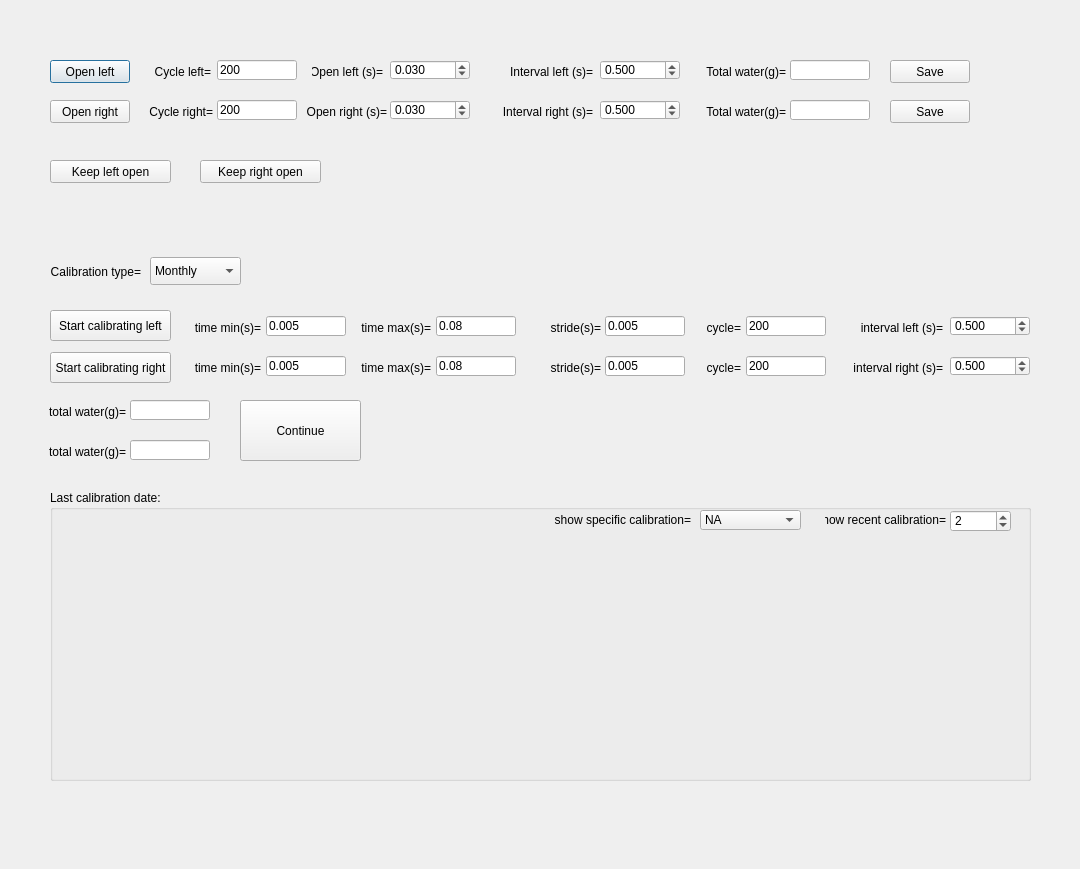
The window that src/foraging_gui/Calibration.ui (AllenNeuralDynamics/dynamic-foraging-task) describes before a commit, drawn with Qt 5.
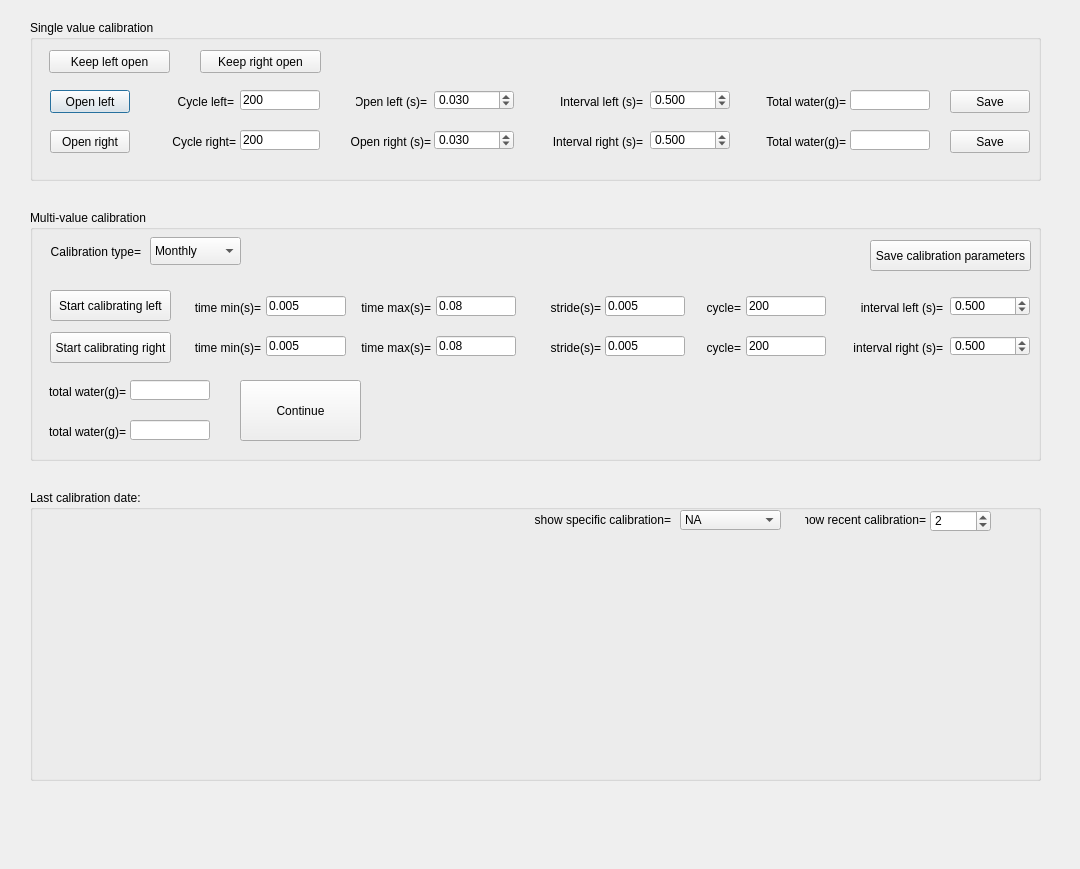
The same window after the commit.

Commit message: save water calibration parameters

The edit to the form file:
```diff
--- a/src/foraging_gui/Calibration.ui
+++ b/src/foraging_gui/Calibration.ui
@@ -16,8 +16,8 @@
   <widget class="QDoubleSpinBox" name="OpenRightTime">
    <property name="geometry">
     <rect>
-     <x>390</x>
-     <y>100</y>
+     <x>434</x>
+     <y>130</y>
      <width>80</width>
      <height>20</height>
     </rect>
@@ -35,8 +35,8 @@
   <widget class="QDoubleSpinBox" name="OpenLeftTime">
    <property name="geometry">
     <rect>
-     <x>390</x>
-     <y>60</y>
+     <x>434</x>
+     <y>90</y>
      <width>80</width>
      <height>20</height>
     </rect>
@@ -54,8 +54,8 @@
   <widget class="QLabel" name="label_3">
    <property name="geometry">
     <rect>
-     <x>312</x>
-     <y>60</y>
+     <x>356</x>
+     <y>90</y>
      <width>71</width>
      <height>23</height>
     </rect>
@@ -73,8 +73,8 @@
   <widget class="QLabel" name="label_4">
    <property name="geometry">
     <rect>
-     <x>296</x>
-     <y>100</y>
+     <x>340</x>
+     <y>130</y>
      <width>91</width>
      <height>23</height>
     </rect>
@@ -92,8 +92,8 @@
   <widget class="QDoubleSpinBox" name="IntervalLeft">
    <property name="geometry">
     <rect>
-     <x>600</x>
-     <y>60</y>
+     <x>650</x>
+     <y>90</y>
      <width>80</width>
      <height>20</height>
     </rect>
@@ -111,8 +111,8 @@
   <widget class="QLabel" name="label_5">
    <property name="geometry">
     <rect>
-     <x>502</x>
-     <y>60</y>
+     <x>552</x>
+     <y>90</y>
      <width>91</width>
      <height>23</height>
     </rect>
@@ -130,8 +130,8 @@
   <widget class="QLabel" name="label_6">
    <property name="geometry">
     <rect>
-     <x>502</x>
-     <y>100</y>
+     <x>552</x>
+     <y>130</y>
      <width>91</width>
      <height>23</height>
     </rect>
@@ -149,8 +149,8 @@
   <widget class="QDoubleSpinBox" name="IntervalRight">
    <property name="geometry">
     <rect>
-     <x>600</x>
-     <y>100</y>
+     <x>650</x>
+     <y>130</y>
      <width>80</width>
      <height>20</height>
     </rect>
@@ -168,8 +168,8 @@
   <widget class="QLabel" name="label_7">
    <property name="geometry">
     <rect>
-     <x>140</x>
-     <y>60</y>
+     <x>163</x>
+     <y>90</y>
      <width>71</width>
      <height>23</height>
     </rect>
@@ -187,8 +187,8 @@
   <widget class="QLabel" name="label_8">
    <property name="geometry">
     <rect>
-     <x>142</x>
-     <y>100</y>
+     <x>165</x>
+     <y>130</y>
      <width>71</width>
      <height>23</height>
     </rect>
@@ -206,8 +206,8 @@
   <widget class="QLineEdit" name="CycleLeft">
    <property name="geometry">
     <rect>
-     <x>217</x>
-     <y>60</y>
+     <x>240</x>
+     <y>90</y>
      <width>80</width>
      <height>20</height>
     </rect>
@@ -219,8 +219,8 @@
   <widget class="QLineEdit" name="CycleRight">
    <property name="geometry">
     <rect>
-     <x>217</x>
-     <y>100</y>
+     <x>240</x>
+     <y>130</y>
      <width>80</width>
      <height>20</height>
     </rect>
@@ -233,7 +233,7 @@
    <property name="geometry">
     <rect>
      <x>50</x>
-     <y>60</y>
+     <y>90</y>
      <width>80</width>
      <height>23</height>
     </rect>
@@ -249,7 +249,7 @@
    <property name="geometry">
     <rect>
      <x>50</x>
-     <y>100</y>
+     <y>130</y>
      <width>80</width>
      <height>23</height>
     </rect>
@@ -264,8 +264,8 @@
   <widget class="QPushButton" name="OpenLeftForever">
    <property name="geometry">
     <rect>
-     <x>50</x>
-     <y>160</y>
+     <x>49</x>
+     <y>50</y>
      <width>121</width>
      <height>23</height>
     </rect>
@@ -281,7 +281,7 @@
    <property name="geometry">
     <rect>
      <x>200</x>
-     <y>160</y>
+     <y>50</y>
      <width>121</width>
      <height>23</height>
     </rect>
@@ -297,7 +297,7 @@
    <property name="geometry">
     <rect>
      <x>50</x>
-     <y>310</y>
+     <y>290</y>
      <width>121</width>
      <height>31</height>
     </rect>
@@ -313,7 +313,7 @@
    <property name="geometry">
     <rect>
      <x>50</x>
-     <y>352</y>
+     <y>332</y>
      <width>121</width>
      <height>31</height>
     </rect>
@@ -329,7 +329,7 @@
    <property name="geometry">
     <rect>
      <x>240</x>
-     <y>400</y>
+     <y>380</y>
      <width>121</width>
      <height>61</height>
     </rect>
@@ -344,9 +344,9 @@
   <widget class="QGroupBox" name="VisuCalibration">
    <property name="geometry">
     <rect>
-     <x>50</x>
+     <x>30</x>
      <y>490</y>
-     <width>981</width>
+     <width>1011</width>
      <height>291</height>
     </rect>
    </property>
@@ -454,7 +454,7 @@
    <property name="geometry">
     <rect>
      <x>190</x>
-     <y>316</y>
+     <y>296</y>
      <width>71</width>
      <height>23</height>
     </rect>
@@ -473,7 +473,7 @@
    <property name="geometry">
     <rect>
      <x>360</x>
-     <y>316</y>
+     <y>296</y>
      <width>71</width>
      <height>23</height>
     </rect>
@@ -492,7 +492,7 @@
    <property name="geometry">
     <rect>
      <x>530</x>
-     <y>316</y>
+     <y>296</y>
      <width>71</width>
      <height>23</height>
     </rect>
@@ -511,7 +511,7 @@
    <property name="geometry">
     <rect>
      <x>670</x>
-     <y>316</y>
+     <y>296</y>
      <width>71</width>
      <height>23</height>
     </rect>
@@ -530,7 +530,7 @@
    <property name="geometry">
     <rect>
      <x>35</x>
-     <y>400</y>
+     <y>380</y>
      <width>91</width>
      <height>23</height>
     </rect>
@@ -549,7 +549,7 @@
    <property name="geometry">
     <rect>
      <x>360</x>
-     <y>356</y>
+     <y>336</y>
      <width>71</width>
      <height>23</height>
     </rect>
@@ -568,7 +568,7 @@
    <property name="geometry">
     <rect>
      <x>190</x>
-     <y>356</y>
+     <y>336</y>
      <width>71</width>
      <height>23</height>
     </rect>
@@ -587,7 +587,7 @@
    <property name="geometry">
     <rect>
      <x>35</x>
-     <y>440</y>
+     <y>420</y>
      <width>91</width>
      <height>23</height>
     </rect>
@@ -606,7 +606,7 @@
    <property name="geometry">
     <rect>
      <x>670</x>
-     <y>356</y>
+     <y>336</y>
      <width>71</width>
      <height>23</height>
     </rect>
@@ -625,7 +625,7 @@
    <property name="geometry">
     <rect>
      <x>530</x>
-     <y>356</y>
+     <y>336</y>
      <width>71</width>
      <height>23</height>
     </rect>
@@ -644,7 +644,7 @@
    <property name="geometry">
     <rect>
      <x>266</x>
-     <y>316</y>
+     <y>296</y>
      <width>80</width>
      <height>20</height>
     </rect>
@@ -657,7 +657,7 @@
    <property name="geometry">
     <rect>
      <x>266</x>
-     <y>356</y>
+     <y>336</y>
      <width>80</width>
      <height>20</height>
     </rect>
@@ -670,7 +670,7 @@
    <property name="geometry">
     <rect>
      <x>436</x>
-     <y>316</y>
+     <y>296</y>
      <width>80</width>
      <height>20</height>
     </rect>
@@ -683,7 +683,7 @@
    <property name="geometry">
     <rect>
      <x>436</x>
-     <y>356</y>
+     <y>336</y>
      <width>80</width>
      <height>20</height>
     </rect>
@@ -696,7 +696,7 @@
    <property name="geometry">
     <rect>
      <x>605</x>
-     <y>316</y>
+     <y>296</y>
      <width>80</width>
      <height>20</height>
     </rect>
@@ -709,7 +709,7 @@
    <property name="geometry">
     <rect>
      <x>605</x>
-     <y>356</y>
+     <y>336</y>
      <width>80</width>
      <height>20</height>
     </rect>
@@ -722,7 +722,7 @@
    <property name="geometry">
     <rect>
      <x>746</x>
-     <y>316</y>
+     <y>296</y>
      <width>80</width>
      <height>20</height>
     </rect>
@@ -735,7 +735,7 @@
    <property name="geometry">
     <rect>
      <x>746</x>
-     <y>356</y>
+     <y>336</y>
      <width>80</width>
      <height>20</height>
     </rect>
@@ -748,7 +748,7 @@
    <property name="geometry">
     <rect>
      <x>130</x>
-     <y>400</y>
+     <y>380</y>
      <width>80</width>
      <height>20</height>
     </rect>
@@ -761,7 +761,7 @@
    <property name="geometry">
     <rect>
      <x>130</x>
-     <y>440</y>
+     <y>420</y>
      <width>80</width>
      <height>20</height>
     </rect>
@@ -773,9 +773,9 @@
   <widget class="QLabel" name="Warning">
    <property name="geometry">
     <rect>
-     <x>412</x>
-     <y>404</y>
-     <width>611</width>
+     <x>482</x>
+     <y>384</y>
+     <width>541</width>
      <height>51</height>
     </rect>
    </property>
@@ -801,8 +801,8 @@
   <widget class="QLabel" name="label_19">
    <property name="geometry">
     <rect>
-     <x>695</x>
-     <y>100</y>
+     <x>755</x>
+     <y>130</y>
      <width>91</width>
      <height>23</height>
     </rect>
@@ -820,8 +820,8 @@
   <widget class="QLineEdit" name="TotalWaterSingleLeft">
    <property name="geometry">
     <rect>
-     <x>790</x>
-     <y>60</y>
+     <x>850</x>
+     <y>90</y>
      <width>80</width>
      <height>20</height>
     </rect>
@@ -833,8 +833,8 @@
   <widget class="QLabel" name="label_20">
    <property name="geometry">
     <rect>
-     <x>695</x>
-     <y>60</y>
+     <x>755</x>
+     <y>90</y>
      <width>91</width>
      <height>23</height>
     </rect>
@@ -852,8 +852,8 @@
   <widget class="QLineEdit" name="TotalWaterSingleRight">
    <property name="geometry">
     <rect>
-     <x>790</x>
-     <y>100</y>
+     <x>850</x>
+     <y>130</y>
      <width>80</width>
      <height>20</height>
     </rect>
@@ -865,8 +865,8 @@
   <widget class="QPushButton" name="SaveLeft">
    <property name="geometry">
     <rect>
-     <x>890</x>
-     <y>60</y>
+     <x>950</x>
+     <y>90</y>
      <width>80</width>
      <height>23</height>
     </rect>
@@ -881,8 +881,8 @@
   <widget class="QPushButton" name="SaveRight">
    <property name="geometry">
     <rect>
-     <x>890</x>
-     <y>100</y>
+     <x>950</x>
+     <y>130</y>
      <width>80</width>
      <height>23</height>
     </rect>
@@ -898,7 +898,7 @@
    <property name="geometry">
     <rect>
      <x>50</x>
-     <y>260</y>
+     <y>240</y>
      <width>91</width>
      <height>23</height>
     </rect>
@@ -917,7 +917,7 @@
    <property name="geometry">
     <rect>
      <x>150</x>
-     <y>257</y>
+     <y>237</y>
      <width>91</width>
      <height>28</height>
     </rect>
@@ -943,7 +943,7 @@
    <property name="geometry">
     <rect>
      <x>852</x>
-     <y>356</y>
+     <y>336</y>
      <width>91</width>
      <height>23</height>
     </rect>
@@ -962,7 +962,7 @@
    <property name="geometry">
     <rect>
      <x>950</x>
-     <y>356</y>
+     <y>336</y>
      <width>80</width>
      <height>20</height>
     </rect>
@@ -981,7 +981,7 @@
    <property name="geometry">
     <rect>
      <x>852</x>
-     <y>316</y>
+     <y>296</y>
      <width>91</width>
      <height>23</height>
     </rect>
@@ -1000,7 +1000,7 @@
    <property name="geometry">
     <rect>
      <x>950</x>
-     <y>316</y>
+     <y>296</y>
      <width>80</width>
      <height>20</height>
     </rect>
@@ -1015,6 +1015,104 @@
     <double>0.500000000000000</double>
    </property>
   </widget>
+  <widget class="QPushButton" name="SaveCalibrationPar">
+   <property name="geometry">
+    <rect>
+     <x>870</x>
+     <y>240</y>
+     <width>161</width>
+     <height>31</height>
+    </rect>
+   </property>
+   <property name="text">
+    <string>Save calibration parameters</string>
+   </property>
+   <property name="checkable">
+    <bool>true</bool>
+   </property>
+  </widget>
+  <widget class="QGroupBox" name="groupBox">
+   <property name="geometry">
+    <rect>
+     <x>30</x>
+     <y>20</y>
+     <width>1011</width>
+     <height>161</height>
+    </rect>
+   </property>
+   <property name="title">
+    <string>Single value calibration</string>
+   </property>
+  </widget>
+  <widget class="QGroupBox" name="groupBox_2">
+   <property name="geometry">
+    <rect>
+     <x>30</x>
+     <y>210</y>
+     <width>1011</width>
+     <height>251</height>
+    </rect>
+   </property>
+   <property name="title">
+    <string>Multi-value calibration</string>
+   </property>
+  </widget>
+  <zorder>groupBox_2</zorder>
+  <zorder>groupBox</zorder>
+  <zorder>OpenRightTime</zorder>
+  <zorder>OpenLeftTime</zorder>
+  <zorder>label_3</zorder>
+  <zorder>label_4</zorder>
+  <zorder>IntervalLeft</zorder>
+  <zorder>label_5</zorder>
+  <zorder>label_6</zorder>
+  <zorder>IntervalRight</zorder>
+  <zorder>label_7</zorder>
+  <zorder>label_8</zorder>
+  <zorder>CycleLeft</zorder>
+  <zorder>CycleRight</zorder>
+  <zorder>OpenLeft</zorder>
+  <zorder>OpenRight</zorder>
+  <zorder>OpenLeftForever</zorder>
+  <zorder>OpenRightForever</zorder>
+  <zorder>StartCalibratingLeft</zorder>
+  <zorder>StartCalibratingRight</zorder>
+  <zorder>Continue</zorder>
+  <zorder>VisuCalibration</zorder>
+  <zorder>label_9</zorder>
+  <zorder>label_10</zorder>
+  <zorder>label_11</zorder>
+  <zorder>label_12</zorder>
+  <zorder>label_13</zorder>
+  <zorder>label_14</zorder>
+  <zorder>label_15</zorder>
+  <zorder>label_16</zorder>
+  <zorder>label_17</zorder>
+  <zorder>label_18</zorder>
+  <zorder>TimeLeftMin</zorder>
+  <zorder>TimeRightMin</zorder>
+  <zorder>TimeLeftMax</zorder>
+  <zorder>TimeRightMax</zorder>
+  <zorder>StrideLeft</zorder>
+  <zorder>StrideRight</zorder>
+  <zorder>CycleCaliLeft</zorder>
+  <zorder>CycleCaliRight</zorder>
+  <zorder>TotalWaterLeft</zorder>
+  <zorder>TotalWaterRight</zorder>
+  <zorder>Warning</zorder>
+  <zorder>label_19</zorder>
+  <zorder>TotalWaterSingleLeft</zorder>
+  <zorder>label_20</zorder>
+  <zorder>TotalWaterSingleRight</zorder>
+  <zorder>SaveLeft</zorder>
+  <zorder>SaveRight</zorder>
+  <zorder>label_21</zorder>
+  <zorder>CalibrationType</zorder>
+  <zorder>label_22</zorder>
+  <zorder>IntervalRight_2</zorder>
+  <zorder>label_23</zorder>
+  <zorder>IntervalLeft_2</zorder>
+  <zorder>SaveCalibrationPar</zorder>
  </widget>
  <resources/>
  <connections/>
```
The commit also changes 5 other files.
